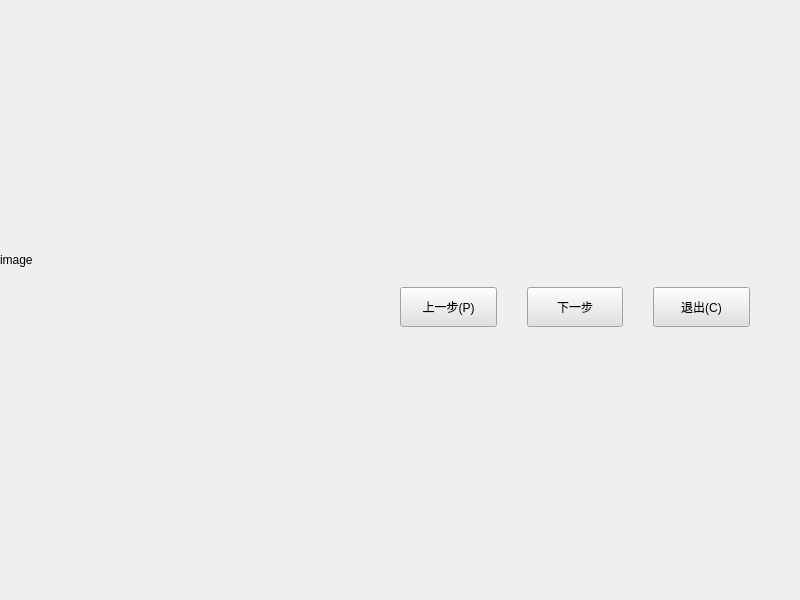
Above: src/config_ui/qt/src/config/ui/main.ui from eth-from-zero/qzy-environmental-monitoring before the change. Below: the same form after it.
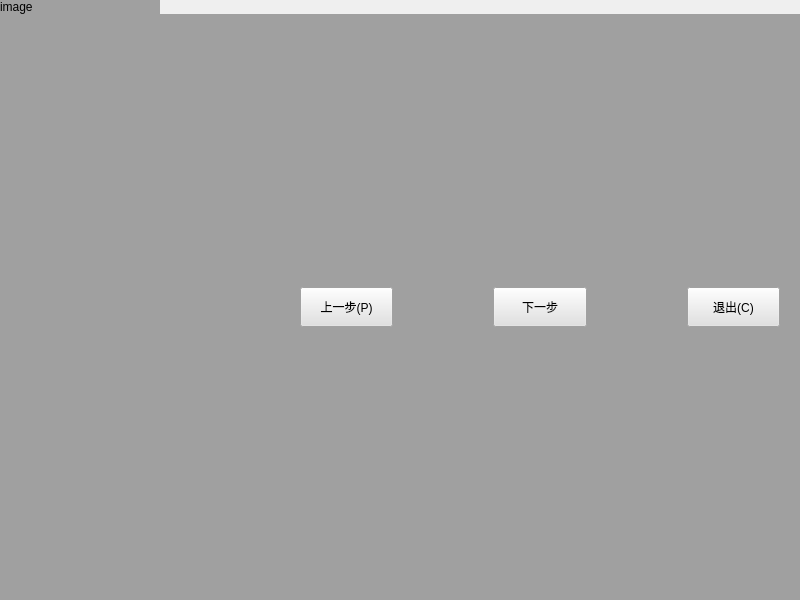
That is the form after the change.

What changed in the file:
```diff
--- a/src/config_ui/qt/src/config/ui/main.ui
+++ b/src/config_ui/qt/src/config/ui/main.ui
@@ -26,7 +26,7 @@
      <verstretch>3</verstretch>
     </sizepolicy>
    </property>
-   <layout class="QVBoxLayout" name="verticalLayout_2">
+   <layout class="QVBoxLayout" name="verticalLayout" stretch="6,1">
     <property name="spacing">
      <number>0</number>
     </property>
@@ -40,15 +40,13 @@
      <number>0</number>
     </property>
     <property name="bottomMargin">
-     <number>0</number>
-    </property>
-    <item>
-     <layout class="QVBoxLayout" name="verticalLayout" stretch="5,1">
-      <property name="spacing">
        <number>0</number>
       </property>
       <item>
        <layout class="QHBoxLayout" name="up_layout" stretch="1,4">
+      <property name="spacing">
+       <number>0</number>
+      </property>
         <item>
          <widget class="QLabel" name="lb_image">
           <property name="minimumSize">
@@ -57,6 +55,9 @@
             <height>0</height>
            </size>
           </property>
+        <property name="styleSheet">
+         <string notr="true">background-color: rgb(160, 160, 160);</string>
+        </property>
           <property name="text">
            <string>image</string>
           </property>
@@ -72,18 +73,22 @@
        </layout>
       </item>
       <item>
+     <widget class="QWidget" name="widget" native="true">
+      <property name="styleSheet">
+       <string notr="true">background-color: rgb(160, 160, 160);</string>
+      </property>
        <layout class="QHBoxLayout" name="horizontalLayout">
         <property name="spacing">
-         <number>30</number>
+        <number>100</number>
         </property>
         <property name="leftMargin">
-         <number>400</number>
+        <number>300</number>
         </property>
         <property name="topMargin">
          <number>20</number>
         </property>
         <property name="rightMargin">
-         <number>50</number>
+        <number>20</number>
         </property>
         <property name="bottomMargin">
          <number>20</number>
@@ -137,8 +142,7 @@
          </widget>
         </item>
        </layout>
-      </item>
-     </layout>
+     </widget>
     </item>
    </layout>
   </widget>
```
Lines whose indentation alone changed are shown as unchanged.
